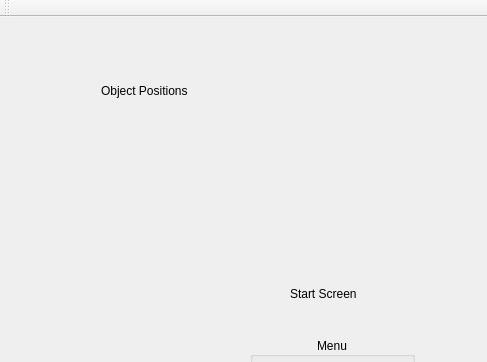
KunaalKumar/SATVocabTypingGame, file SpaceTurtleSpeedTyping/GameWindow/gamewindow.ui: the form before one commit; both pictures show x 0 to 487 and y 0 to 362 of the 720 by 1280 pixel window.
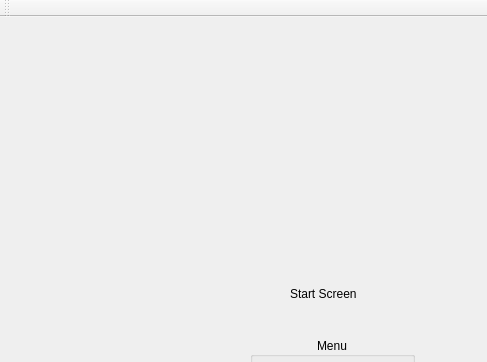
The form after the commit.

Commit message: Remove Box2D showcase from master

The edit to the form file:
```diff
--- a/SpaceTurtleSpeedTyping/GameWindow/gamewindow.ui
+++ b/SpaceTurtleSpeedTyping/GameWindow/gamewindow.ui
@@ -95,50 +95,6 @@
        </property>
       </widget>
      </widget>
-     <widget class="QWidget" name="">
-      <property name="geometry">
-       <rect>
-        <x>60</x>
-        <y>30</y>
-        <width>314</width>
-        <height>242</height>
-       </rect>
-      </property>
-      <layout class="QVBoxLayout" name="verticalLayout">
-       <property name="spacing">
-        <number>10</number>
-       </property>
-       <property name="sizeConstraint">
-        <enum>QLayout::SetMinimumSize</enum>
-       </property>
-       <item>
-        <widget class="QLabel" name="label_3">
-         <property name="text">
-          <string>Object Positions</string>
-         </property>
-         <property name="margin">
-          <number>5</number>
-         </property>
-        </widget>
-       </item>
-       <item>
-        <widget class="QLabel" name="gravityLabel">
-         <property name="sizePolicy">
-          <sizepolicy hsizetype="Expanding" vsizetype="Preferred">
-           <horstretch>0</horstretch>
-           <verstretch>0</verstretch>
-          </sizepolicy>
-         </property>
-         <property name="text">
-          <string/>
-         </property>
-         <property name="wordWrap">
-          <bool>true</bool>
-         </property>
-        </widget>
-       </item>
-      </layout>
-     </widget>
     </widget>
     <widget class="QWidget" name="page_2">
      <widget class="QLabel" name="label_2">
```
The commit also changes 2 other files.
